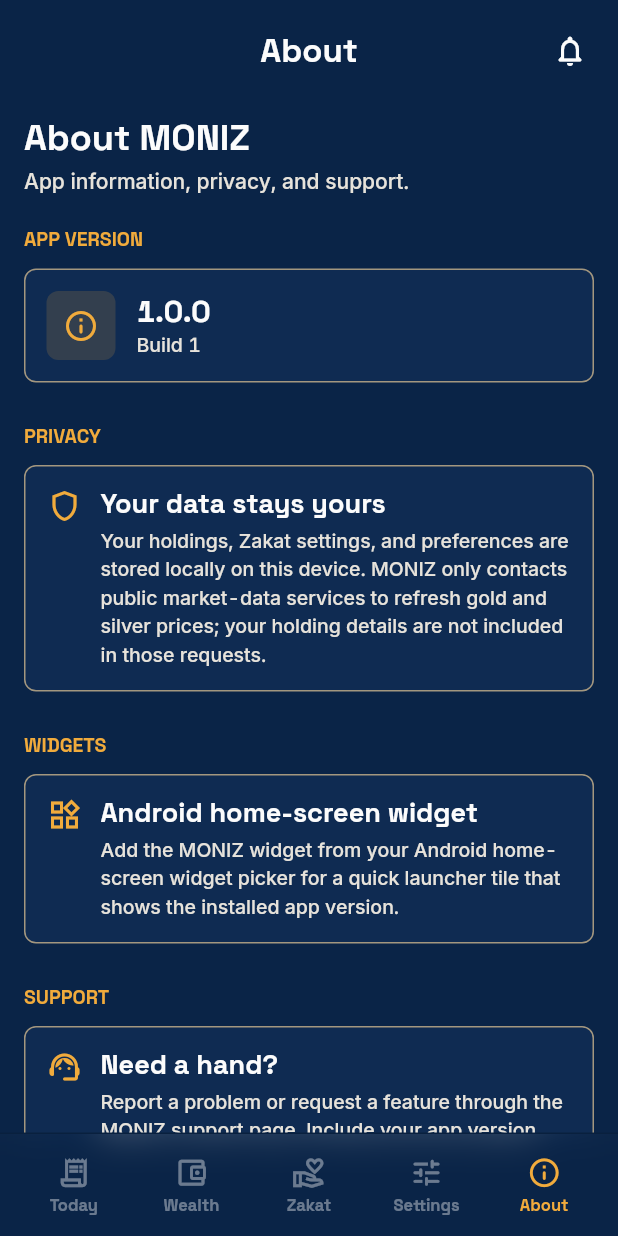
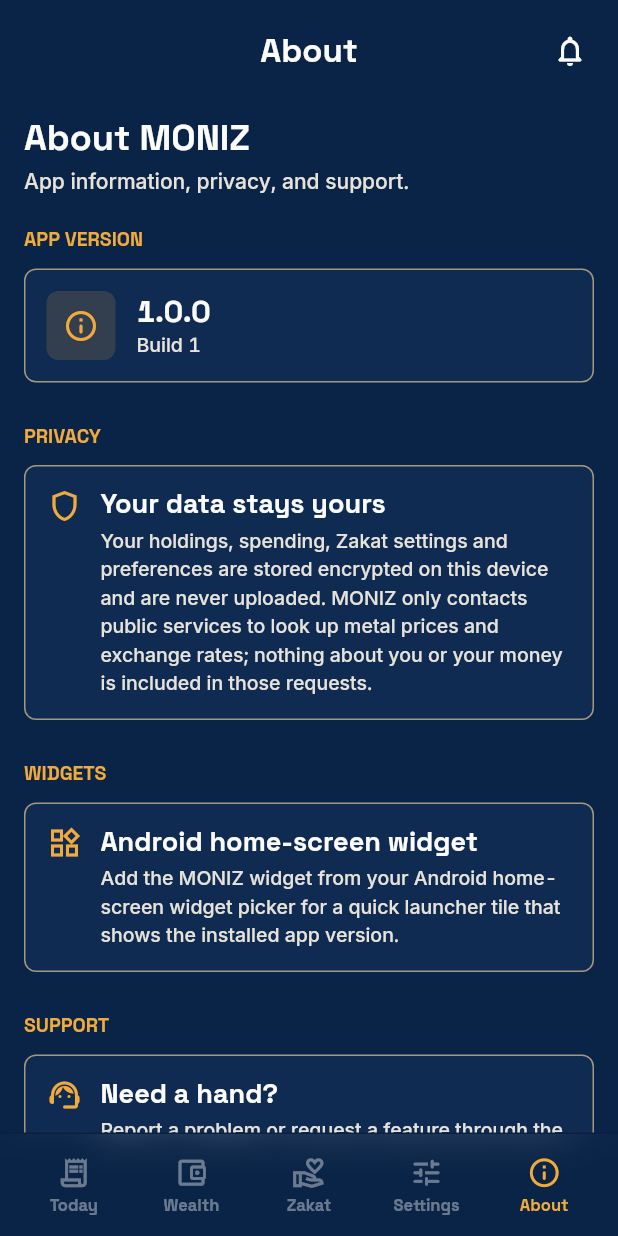
Before and after one commit to Merhii/Moniz, a Flutter app: the screen it shows after launch, item 5 of the bottom bar chosen, on a phone screen of 412 x 824 dp. Run offline on Flutter 3.47's test engine with Material 3 defaults, Android fonts, the phone set to English and light mode, and no system bars; our stand-ins replace flutter_local_notifications, flutter_riverpod, flutter_secure_storage, flutter_timezone, hive, hive_flutter and 3 more; missing offline and left inert: workmanager; accounts and stored records are empty; network calls fail.

Commit message:
Add a privacy policy, and correct the claim in the app
Play requires a privacy policy URL for every app, and there was none.

The policy says what the code actually does: no accounts, no servers,
everything encrypted on the device, and exactly two outbound calls —
gold-api.com for metal prices and open.er-api.com for exchange rates —
neither carrying anything about the person using it. It lives in docs/
so GitHub Pages can serve it from a URL that outlives any one host.

The About screen's privacy card predated the wallet, so it promised
something narrower than the app now does: it named holdings, Zakat
settings and preferences but not the spending it has been storing since
the money entries landed, and said "market-data services" when exchange
rates are fetched too. A privacy claim that has quietly drifted from the
truth is worse than none, so it now matches the policy.

Co-Authored-By: Claude Opus 5 <noreply@anthropic.com>

```diff
--- a/lib/widgets/about_page.dart
+++ b/lib/widgets/about_page.dart
@@ -134,7 +134,7 @@ class _AboutPageState extends State<AboutPage> {
                     icon: Icons.shield_outlined,
                     title: 'Your data stays yours',
                     detail:
-                        'Your holdings, Zakat settings, and preferences are stored locally on this device. MONIZ only contacts public market-data services to refresh gold and silver prices; your holding details are not included in those requests.',
+                        'Your holdings, spending, Zakat settings and preferences are stored encrypted on this device and are never uploaded. MONIZ only contacts public services to look up metal prices and exchange rates; nothing about you or your money is included in those requests.',
                   ),
                 ),
               ),
```
Also changed, not shown: 1 other file.
